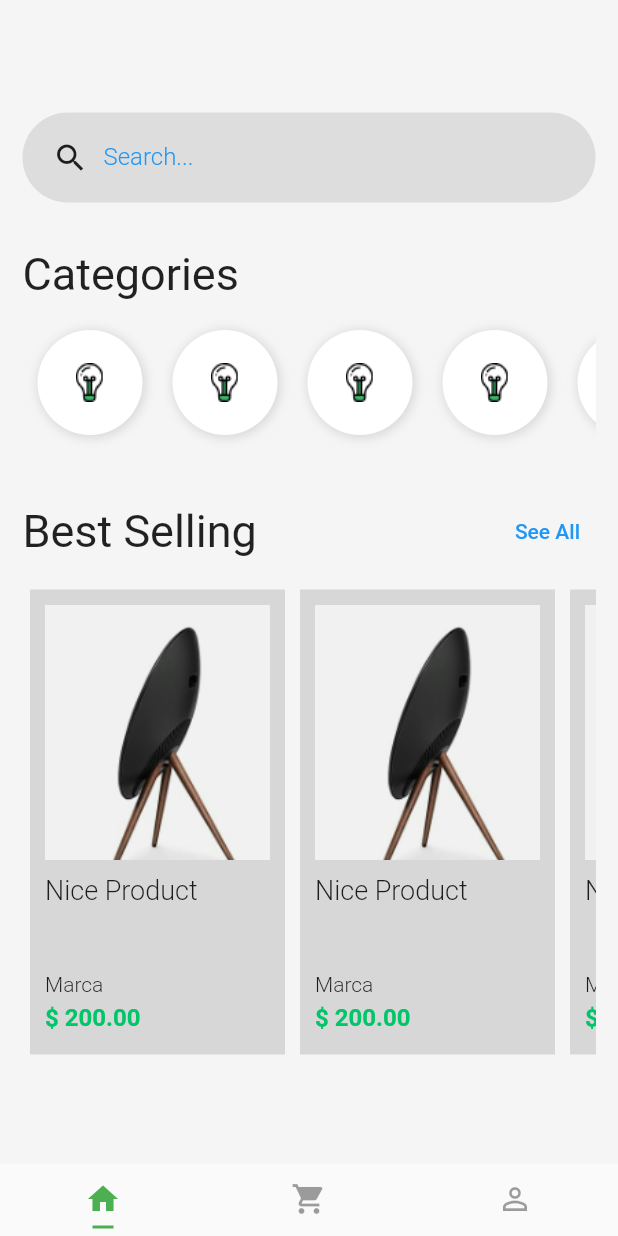
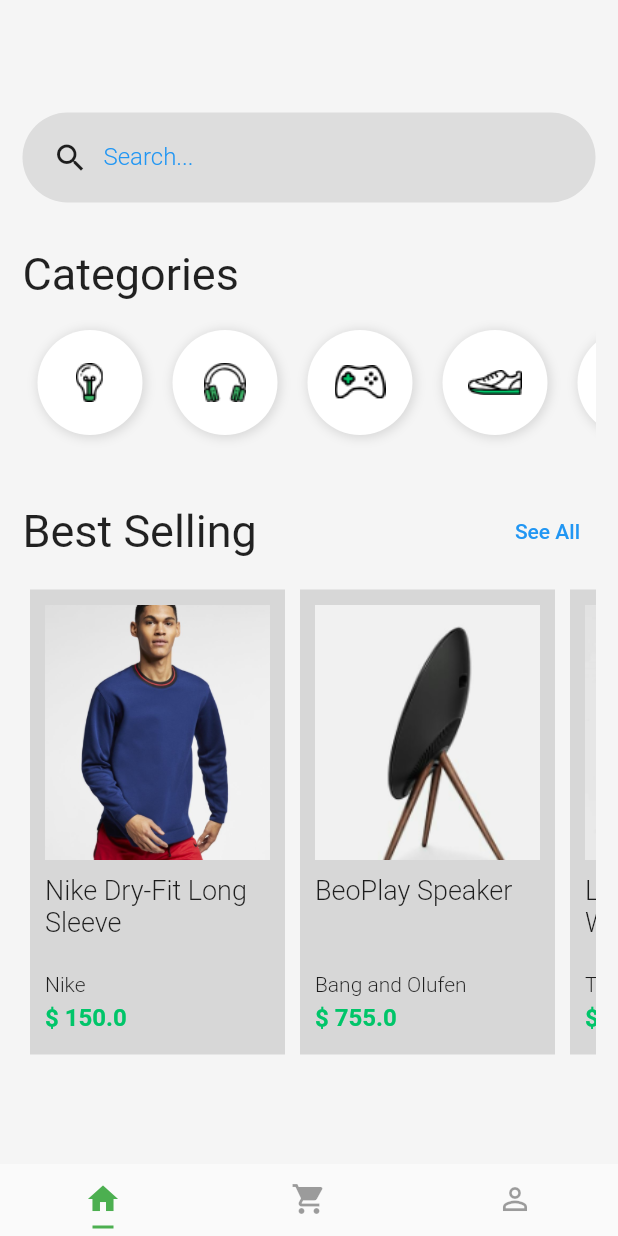
Before and after one commit to SamuelAlv3s/App-Shopping, a Flutter app: the screen it shows after launch, on a phone screen of 412 x 824 dp. Run offline on Flutter 3.47's test engine with Material 2 defaults, Android fonts, the phone set to English and light mode, and no system bars.

Commit message:
organization in widgets

```diff
--- a/lib/pages/home.page.dart
+++ b/lib/pages/home.page.dart
@@ -1,5 +1,10 @@
 import 'package:flutter/material.dart';
 import 'package:shopping/pages/product.page.dart';
+import 'package:shopping/widgets/category/category-item.widget.dart';
+import 'package:shopping/widgets/category/category-list.widget.dart';
+import 'package:shopping/widgets/product/product-card.widget.dart';
+import 'package:shopping/widgets/product/product-list.widget.dart';
+import 'package:shopping/widgets/search-box.widget.dart';
 
 class HomePage extends StatelessWidget {
   const HomePage({super.key});
@@ -14,7 +19,7 @@ class HomePage extends StatelessWidget {
             crossAxisAlignment: CrossAxisAlignment.stretch,
             children: <Widget>[
               SizedBox(height: 60),
-              search(),
+              SearchBox(),
               SizedBox(
                 height: 30,
               ),
@@ -27,7 +32,7 @@ class HomePage extends StatelessWidget {
               ),
               SizedBox(
                 height: 90,
-                child: categoryList(),
+                child: CategoryList(),
               ),
               SizedBox(
                 height: 30,
@@ -50,157 +55,12 @@ class HomePage extends StatelessWidget {
               ),
               SizedBox(
                 height: 320,
-                child: productList(context),
+                child: ProductList(
+                  scrolldirection: Axis.horizontal,
+                ),
               )
             ]),
       ),
     );
   }
 }
-
-Widget search() {
-  return Container(
-    height: 60,
-    padding: EdgeInsets.only(left: 20),
-    decoration: BoxDecoration(
-        color: Color.fromRGBO(0, 0, 0, 0.1),
-        borderRadius: BorderRadius.all(Radius.circular(128))),
-    child: Row(children: <Widget>[
-      Icon(Icons.search),
-      Container(
-        width: 300,
-        padding: EdgeInsets.only(left: 10),
-        child: TextFormField(
-          keyboardType: TextInputType.text,
-          decoration: InputDecoration(
-            border: InputBorder.none,
-            labelText: 'Search...',
-            labelStyle: TextStyle(
-              color: Colors.blue,
-              fontWeight: FontWeight.w300,
-              fontSize: 16,
-            ),
-          ),
-          style: TextStyle(fontSize: 20, color: Colors.blue),
-        ),
-      )
-    ]),
-  );
-}
-
-Widget categoryList() {
-  return ListView(
-    scrollDirection: Axis.horizontal,
-    children: <Widget>[
-      categoryItem(),
-      categoryItem(),
-      categoryItem(),
-      categoryItem(),
-      categoryItem(),
-      categoryItem(),
-      categoryItem(),
-      categoryItem(),
-      categoryItem(),
-      categoryItem(),
-    ],
-  );
-}
-
-Widget categoryItem() {
-  return Container(
-    width: 70,
-    height: 70,
-    margin: EdgeInsets.all(10),
-    padding: EdgeInsets.all(10),
-    decoration: BoxDecoration(
-      color: Colors.white,
-      boxShadow: [
-        BoxShadow(
-            color: Colors.black12,
-            offset: Offset(1, 1),
-            blurRadius: 5,
-            spreadRadius: 1),
-      ],
-      borderRadius: BorderRadius.all(
-        Radius.circular(64),
-      ),
-    ),
-    child: Image.asset('assets/Icon_Devices.png'),
-  );
-}
-
-Widget productList(BuildContext context) {
-  return ListView(
-    scrollDirection: Axis.horizontal,
-    children: <Widget>[
-      productItem(context),
-      productItem(context),
-      productItem(context),
-      productItem(context),
-      productItem(context),
-      productItem(context),
-      productItem(context),
-      productItem(context),
-    ],
-  );
-}
-
-Widget productItem(BuildContext context) {
-  return Container(
-    width: 170,
-    padding: EdgeInsets.all(10),
-    margin: EdgeInsets.all(5),
-    color: Colors.black12,
-    child: Column(
-      crossAxisAlignment: CrossAxisAlignment.start,
-      children: <Widget>[
-        GestureDetector(
-          onTap: () {
-            Navigator.push(
-                context,
-                MaterialPageRoute(
-                  builder: (context) => ProductPage(),
-                ));
-          },
-          child: Image.asset(
-            'assets/product-1.png',
-            width: 170,
-            height: 170,
-            fit: BoxFit.cover,
-          ),
-        ),
-        SizedBox(
-          height: 10,
-        ),
-        SizedBox(
-          height: 60,
-          child: Text(
-            'Nice Product',
-            style: TextStyle(fontSize: 18, fontWeight: FontWeight.w300),
-          ),
-        ),
-        SizedBox(
-          height: 5,
-        ),
-        Text(
-          'Marca',
-          style: TextStyle(
-            fontSize: 14,
-            fontWeight: FontWeight.w300,
-          ),
-        ),
-        SizedBox(
-          height: 5,
-        ),
-        Text(
-          '\$ 200.00',
-          style: TextStyle(
-            fontSize: 16,
-            fontWeight: FontWeight.bold,
-            color: Color(0xFF00C569),
-          ),
-        )
-      ],
-    ),
-  );
-}
--- a/lib/pages/product.page.dart
+++ b/lib/pages/product.page.dart
@@ -1,7 +1,16 @@
 import 'package:flutter/material.dart';
 
 class ProductPage extends StatelessWidget {
-  const ProductPage({super.key});
+  final String image;
+  final String title;
+  final String brand;
+  final double price;
+  const ProductPage(
+      {super.key,
+      required this.image,
+      required this.title,
+      required this.brand,
+      required this.price});
 
   @override
   Widget build(BuildContext context) {
@@ -18,7 +27,7 @@ class ProductPage extends StatelessWidget {
                 flexibleSpace: FlexibleSpaceBar(
                   centerTitle: true,
                   background: Image.asset(
-                    'assets/product-1.png',
+                    image,
                     width: double.infinity,
                     fit: BoxFit.fitWidth,
                   ),
@@ -31,13 +40,13 @@ class ProductPage extends StatelessWidget {
               Padding(
                 padding: EdgeInsets.only(top: 10, left: 10, right: 10),
                 child: Text(
-                  'Cadeira Gamer',
+                  title,
                   style: TextStyle(fontSize: 26, fontWeight: FontWeight.bold),
                 ),
               ),
               Padding(
                 padding: EdgeInsets.all(10),
-                child: Text('by Nike'),
+                child: Text(brand),
               ),
               Padding(
                 padding: EdgeInsets.all(10),
--- /dev/null
+++ b/lib/widgets/category/category-item.widget.dart
@@ -0,0 +1,31 @@
+import 'package:flutter/material.dart';
+
+class CategoryItem extends StatelessWidget {
+  final String image;
+
+  const CategoryItem({super.key, required this.image});
+
+  @override
+  Widget build(BuildContext context) {
+    return Container(
+      width: 70,
+      height: 70,
+      margin: EdgeInsets.all(10),
+      padding: EdgeInsets.all(10),
+      decoration: BoxDecoration(
+        color: Colors.white,
+        boxShadow: [
+          BoxShadow(
+              color: Colors.black12,
+              offset: Offset(1, 1),
+              blurRadius: 5,
+              spreadRadius: 1),
+        ],
+        borderRadius: BorderRadius.all(
+          Radius.circular(64),
+        ),
+      ),
+      child: Image.asset(image),
+    );
+  }
+}
--- /dev/null
+++ b/lib/widgets/category/category-list.widget.dart
@@ -0,0 +1,20 @@
+import 'package:flutter/material.dart';
+import 'package:shopping/widgets/category/category-item.widget.dart';
+
+class CategoryList extends StatelessWidget {
+  const CategoryList({super.key});
+
+  @override
+  Widget build(BuildContext context) {
+    return ListView(
+      scrollDirection: Axis.horizontal,
+      children: <Widget>[
+        CategoryItem(image: 'assets/Icon_Devices.png'),
+        CategoryItem(image: 'assets/Icon_Gadgets.png'),
+        CategoryItem(image: 'assets/Icon_Gaming.png'),
+        CategoryItem(image: 'assets/Icon_Mens_Shoe.png'),
+        CategoryItem(image: 'assets/Icon_Womens_Shoe.png'),
+      ],
+    );
+  }
+}
--- /dev/null
+++ b/lib/widgets/product/product-card.widget.dart
@@ -0,0 +1,82 @@
+import 'package:flutter/material.dart';
+import 'package:shopping/pages/product.page.dart';
+
+class ProductCard extends StatelessWidget {
+  final String image;
+  final String title;
+  final String brand;
+  final double price;
+
+  const ProductCard(
+      {super.key,
+      required this.image,
+      required this.title,
+      required this.brand,
+      required this.price});
+
+  @override
+  Widget build(BuildContext context) {
+    return Container(
+      width: 170,
+      padding: EdgeInsets.all(10),
+      margin: EdgeInsets.all(5),
+      color: Colors.black12,
+      child: Column(
+        crossAxisAlignment: CrossAxisAlignment.start,
+        children: <Widget>[
+          GestureDetector(
+            onTap: () {
+              Navigator.push(
+                  context,
+                  MaterialPageRoute(
+                    builder: (context) => ProductPage(
+                      image: image,
+                      title: title,
+                      brand: brand,
+                      price: price,
+                    ),
+                  ));
+            },
+            child: Image.asset(
+              image,
+              width: 170,
+              height: 170,
+              fit: BoxFit.cover,
+            ),
+          ),
+          SizedBox(
+            height: 10,
+          ),
+          SizedBox(
+            height: 60,
+            child: Text(
+              title,
+              style: TextStyle(fontSize: 18, fontWeight: FontWeight.w300),
+            ),
+          ),
+          SizedBox(
+            height: 5,
+          ),
+          Text(
+            brand,
+            style: TextStyle(
+              fontSize: 14,
+              fontWeight: FontWeight.w300,
+            ),
+          ),
+          SizedBox(
+            height: 5,
+          ),
+          Text(
+            '\$ $price',
+            style: TextStyle(
+              fontSize: 16,
+              fontWeight: FontWeight.bold,
+              color: Color(0xFF00C569),
+            ),
+          )
+        ],
+      ),
+    );
+  }
+}
--- /dev/null
+++ b/lib/widgets/product/product-list.widget.dart
@@ -0,0 +1,76 @@
+import 'package:flutter/material.dart';
+import 'package:shopping/widgets/product/product-card.widget.dart';
+
+class ProductList extends StatelessWidget {
+  final Axis scrolldirection;
+  const ProductList({super.key, required this.scrolldirection});
+
+  @override
+  Widget build(BuildContext context) {
+    return ListView(
+      scrollDirection: scrolldirection,
+      children: <Widget>[
+        ProductCard(
+          image: 'assets/product-10.png',
+          title: 'Nike Dry-Fit Long Sleeve',
+          brand: 'Nike',
+          price: 150,
+        ),
+        ProductCard(
+          image: 'assets/product-1.png',
+          title: 'BeoPlay Speaker',
+          brand: 'Bang and Olufen',
+          price: 755,
+        ),
+        ProductCard(
+          image: 'assets/product-2.png',
+          title: 'Leather Wristwatch',
+          brand: 'Tag Weuer',
+          price: 450,
+        ),
+        ProductCard(
+          image: 'assets/product-3.png',
+          title: 'Smart Bluetooth  Speaker',
+          brand: 'Google Inc',
+          price: 900,
+        ),
+        ProductCard(
+          image: 'assets/product-4.png',
+          title: 'Product 4',
+          brand: 'World',
+          price: 400,
+        ),
+        ProductCard(
+          image: 'assets/product-5.png',
+          title: 'Product 5',
+          brand: 'World',
+          price: 500,
+        ),
+        ProductCard(
+          image: 'assets/product-6.png',
+          title: 'Product 6',
+          brand: 'World',
+          price: 600,
+        ),
+        ProductCard(
+          image: 'assets/product-7.png',
+          title: 'Product 7',
+          brand: 'World',
+          price: 700,
+        ),
+        ProductCard(
+          image: 'assets/product-8.png',
+          title: 'Product 8',
+          brand: 'World',
+          price: 800,
+        ),
+        ProductCard(
+          image: 'assets/product-9.png',
+          title: 'Product 9',
+          brand: 'World',
+          price: 900,
+        ),
+      ],
+    );
+  }
+}
--- /dev/null
+++ b/lib/widgets/search-box.widget.dart
@@ -0,0 +1,36 @@
+import 'package:flutter/material.dart';
+
+class SearchBox extends StatelessWidget {
+  const SearchBox({super.key});
+
+  @override
+  Widget build(BuildContext context) {
+    return Container(
+      height: 60,
+      padding: EdgeInsets.only(left: 20),
+      decoration: BoxDecoration(
+          color: Color.fromRGBO(0, 0, 0, 0.1),
+          borderRadius: BorderRadius.all(Radius.circular(128))),
+      child: Row(children: <Widget>[
+        Icon(Icons.search),
+        Container(
+          width: 300,
+          padding: EdgeInsets.only(left: 10),
+          child: TextFormField(
+            keyboardType: TextInputType.text,
+            decoration: InputDecoration(
+              border: InputBorder.none,
+              labelText: 'Search...',
+              labelStyle: TextStyle(
+                color: Colors.blue,
+                fontWeight: FontWeight.w300,
+                fontSize: 16,
+              ),
+            ),
+            style: TextStyle(fontSize: 20, color: Colors.blue),
+          ),
+        )
+      ]),
+    );
+  }
+}
```
